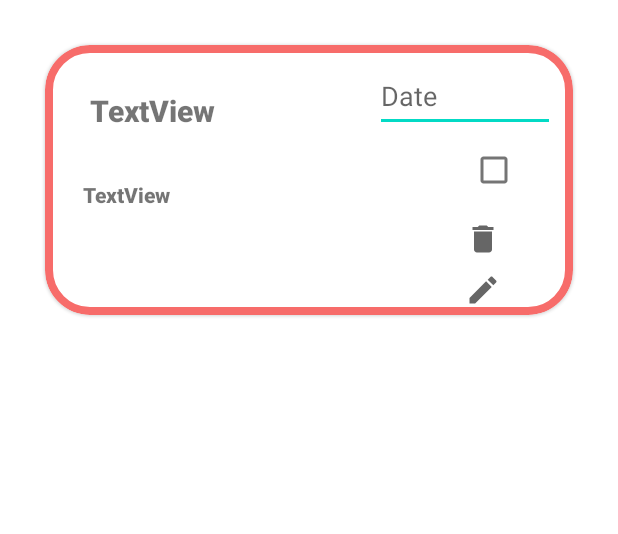
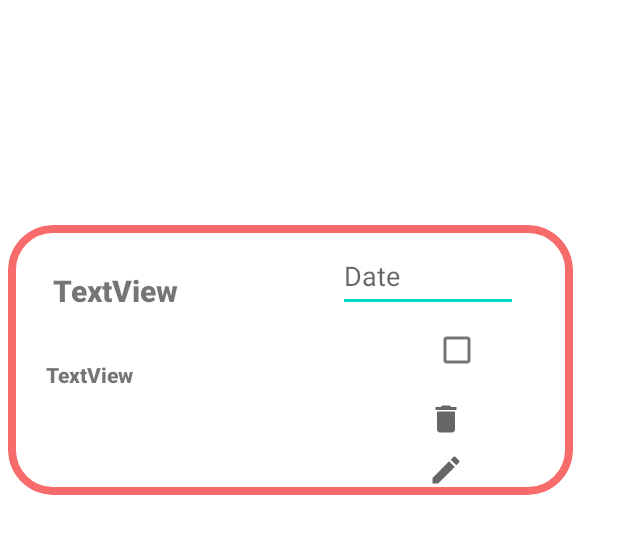
Before and after one commit to waadalshammari/Todo, an Android app: the layout app_layout.xml on its own in the app's theme, with its tools: preview values and no code run, on a phone screen of 412 x 824 dp. Shown: the top 534 px of the screen. Run offline under Robolectric (Android 15) with nearby library versions, the phone set to English and light mode, and no system bars.

Commit message:
5 commit

```diff
--- a/app/src/main/java/com/example/todo/model/ToDoListDao.kt
+++ b/app/src/main/java/com/example/todo/model/ToDoListDao.kt
@@ -10,7 +10,7 @@ interface ToDoListDao {
     @Insert
     suspend fun addItem (toDoListModel: ToDoListModel)
 
-    @Query ("SELECT * FROM ToDoListModel")
+    @Query ("SELECT * FROM todolistmodel")
     fun getItem () : LiveData<List<ToDoListModel>>
 
     @Update
--- a/app/src/main/java/com/example/todo/model/ToDoListModel.kt
+++ b/app/src/main/java/com/example/todo/model/ToDoListModel.kt
@@ -9,7 +9,7 @@ data class ToDoListModel(
  val title : String,
  val description : String,
  val check : Boolean,
- val date : Int,
+ val date : String,
 
  @PrimaryKey(autoGenerate = true)
  val id: Int = 0
--- a/app/src/main/java/com/example/todo/view/AddFragment.kt
+++ b/app/src/main/java/com/example/todo/view/AddFragment.kt
@@ -35,7 +35,7 @@ class AddFragment : Fragment() {
         addButton.setOnClickListener {
             val title = titleEditText.text.toString()
             val des = desEditText.text.toString()
-            val date = dateEditText.text.toString().toInt()
+            val date = dateEditText.text.toString()
            // val dateButton = dateButton
 
             // how i put the date button ?? or i dont need it
--- a/app/src/main/java/com/example/todo/view/EditFragment.kt
+++ b/app/src/main/java/com/example/todo/view/EditFragment.kt
@@ -34,7 +34,7 @@ class EditFragment : Fragment() {
     editButton.setOnClickListener {
         val title = titleEditText.text.toString()
         val des = desEditText.text.toString()
-        val date = dateEditText.text.toString().toInt()
+        val date = dateEditText.text.toString()
 
         todolistViewModel.addItem(title,des, false ,date)
 
--- a/app/src/main/java/com/example/todo/view/ToDoListViewModel.kt
+++ b/app/src/main/java/com/example/todo/view/ToDoListViewModel.kt
@@ -17,7 +17,7 @@ class ToDoListViewModel : ViewModel() {
     var task: ToDoListModel? = null
     var selectedItemMutableLiveDate = MutableLiveData<ToDoListModel>()
 
-    fun addItem(title: String, description: String, check: Boolean, date: Int) {
+    fun addItem(title: String, description: String, check: Boolean, date: String) {
         viewModelScope.launch {
             todolistRepositry.addItem(ToDoListModel(title, description, check , date))
         }
--- a/app/src/main/res/layout/app_layout.xml
+++ b/app/src/main/res/layout/app_layout.xml
@@ -9,8 +9,8 @@
 
         android:layout_width="match_parent"
         android:layout_height="180dp"
-        android:layout_marginLeft="30dp"
-        android:layout_marginTop="30dp"
+        android:layout_marginLeft="5dp"
+        android:layout_marginTop="150dp"
         android:layout_marginRight="30dp"
         app:cardCornerRadius="30dp"
 
```
Also changed, not shown: app/src/main/java/com/example/todo/view/ToDoListAdapter.kt (+5 -7 lines).
